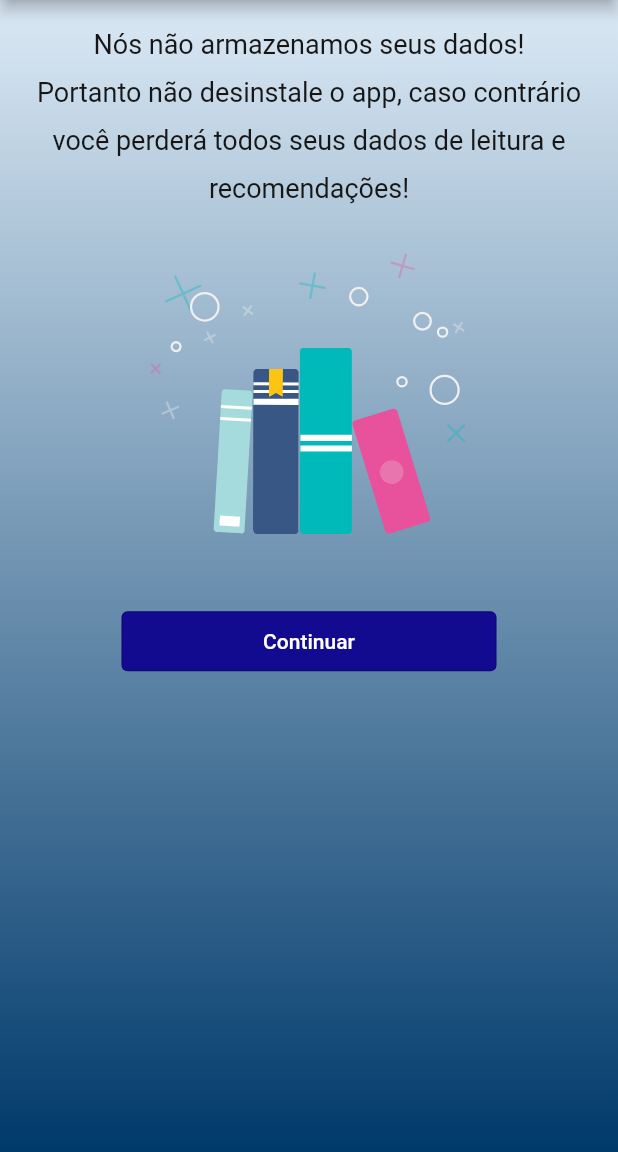
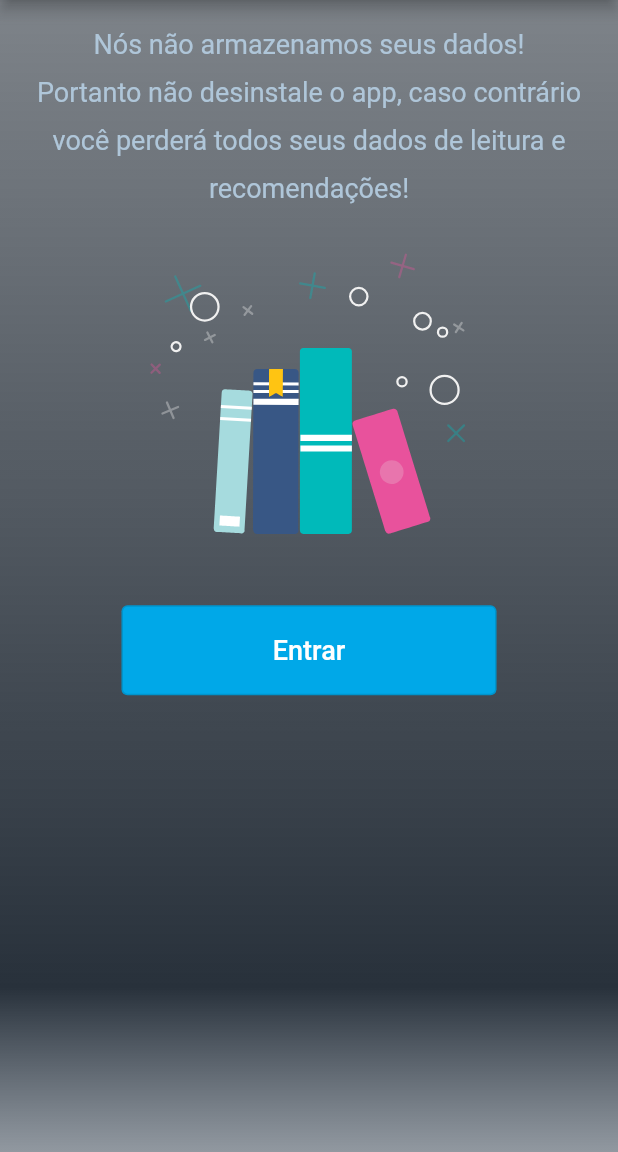
Before and after one commit to joao-vgarcia/projeto-integrador-flutter, a Flutter app: the screen it shows after launch, on a phone screen of 412 x 824 dp, the part 84-1236 px from its top. Run offline on Flutter 3.47's test engine with Material 2 defaults, Android fonts, the phone set to English and light mode, and no system bars; our stand-ins replace carousel_slider, lottie; missing offline and left inert: material_color_generator.

Commit message:
fix colors

```diff
--- a/lib/carousel_page.dart
+++ b/lib/carousel_page.dart
@@ -45,19 +45,18 @@ class _CarousselPageState extends State<CarousselPage> {
       body: Container(
         width: screenSizes.width,
         height: screenSizes.height,
-        decoration: BoxDecoration(
+        decoration: const BoxDecoration(
           gradient: LinearGradient(
             colors: [
-              Color(0xff003A6B),
-              Color(0xff2C5D87),
-              Color(0xff5880A2),
-              Color(0xff83A3BE),
-              Color(0xffAFC6D9),
-              Color(0xffDBE9F5),
+              Color(0xff28313b),
+              Color(0xff485461),
+
             ],
             begin: Alignment.bottomCenter,
             end: Alignment.topCenter
           )
+          // color: Color(0xff1c1c1c),
+          // color: Color(0xffAFC6D9),
         ),
         child: Column(
         children: [
@@ -112,7 +111,7 @@ class _CarousselPageState extends State<CarousselPage> {
             padding: EdgeInsets.only(top: (screenSizes.height / 100) * 3),
             child: OutlinedButton(
               style: const ButtonStyle(
-                backgroundColor: MaterialStatePropertyAll<Color>(Color.fromARGB(255, 6, 1, 82)),
+                backgroundColor: MaterialStatePropertyAll<Color>(Color(0xff00A8E8)),
                 minimumSize: MaterialStatePropertyAll<Size>(Size(250, 60)),
                 maximumSize: MaterialStatePropertyAll<Size>(Size(350, 60)),
               ),
--- a/lib/loading_page.dart
+++ b/lib/loading_page.dart
@@ -71,16 +71,19 @@ class _LoadingPageState extends State<LoadingPage> with TickerProviderStateMixin
         decoration: const BoxDecoration(
           gradient: LinearGradient(
             colors: [
-              Color(0xff003A6B),
-              Color(0xff2C5D87),
-              Color(0xff5880A2),
-              Color(0xff83A3BE),
-              Color(0xffAFC6D9),
-              Color(0xffDBE9F5),
+              Color(0x9928313b),
+              Color(0xaa28313b),
+              Color(0xbb28313b),
+              Color(0xcc28313b),
+              Color(0xdd28313b),
+              Color(0xee28313b),
+              Color(0xff28313b),
+              Color(0x99485461),
             ],
-            begin: Alignment.bottomCenter,
-            end: Alignment.topCenter
+            begin: Alignment.topCenter,
+            end: Alignment.bottomCenter
           )
+          // color: Color(0xff1c1c1c),
         ),
         child: Column(
           children: [
@@ -89,7 +92,7 @@ class _LoadingPageState extends State<LoadingPage> with TickerProviderStateMixin
               child: Text(
                 'Nós não armazenamos seus dados!\nPortanto não desinstale o app, caso contrário você perderá todos seus dados de leitura e recomendações!',
                 style: TextStyle(
-                  color: Color.fromARGB(255, 22, 22, 22),
+                  color: Color(0xffAFC6D9),
                   fontSize: 18,
                   height: 1.8
                 ),
@@ -106,18 +109,24 @@ class _LoadingPageState extends State<LoadingPage> with TickerProviderStateMixin
             ),
             carregando
               ? CircularProgressIndicator(
-                color: const Color(0xff120a8f),
+                color: const Color(0xff00A8E8),
                 value: controller.value,
               )
               : Padding(
                 padding: EdgeInsets.only(top: (screenSizes.height / 100) * 1),
                 child: OutlinedButton(
                   style: const ButtonStyle(
-                    backgroundColor: MaterialStatePropertyAll<Color>(Color(0xff120a8f)),
-                    minimumSize: MaterialStatePropertyAll<Size>(Size(250, 40)),
-                    maximumSize: MaterialStatePropertyAll<Size>(Size(350, 40)),
+                    backgroundColor: MaterialStatePropertyAll<Color>(Color(0xff00A8E8),),
+                    minimumSize: MaterialStatePropertyAll<Size>(Size(250, 60)),
+                    maximumSize: MaterialStatePropertyAll<Size>(Size(350, 60)),
                   ),
-                  child: const Text('Continuar', style: TextStyle(color: Colors.white),),
+                  child: const Text(
+                    'Entrar',
+                    style: TextStyle(
+                      color: Colors.white,
+                      fontSize: 18,
+                    ),
+                  ),
                   onPressed: () => _continuar(context),
                 ),
               ),
--- a/lib/main.dart
+++ b/lib/main.dart
@@ -13,7 +13,7 @@ class MyApp extends StatelessWidget {
     return MaterialApp(
       title: 'Projeto integrador',
       theme: ThemeData(
-        primarySwatch: generateMaterialColor(color:const Color(0xff00A8E8)),
+        primarySwatch: generateMaterialColor(color:const Color(0xff28313b)),
       ),
       home: const LoadingPage(),
     );
```
